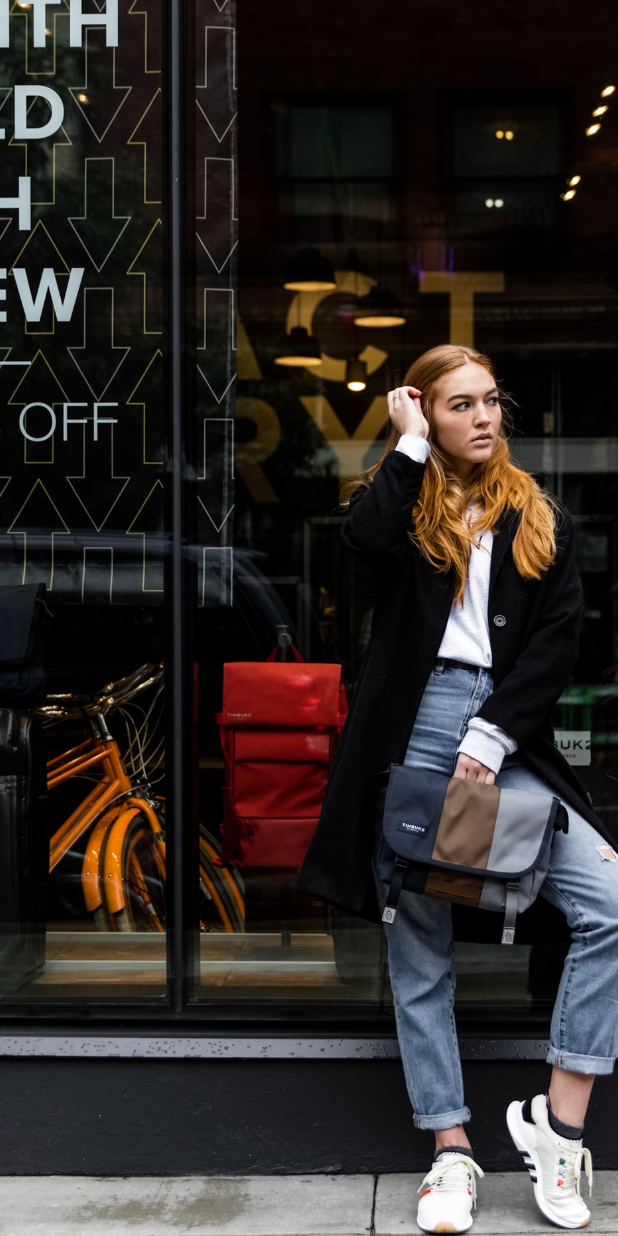
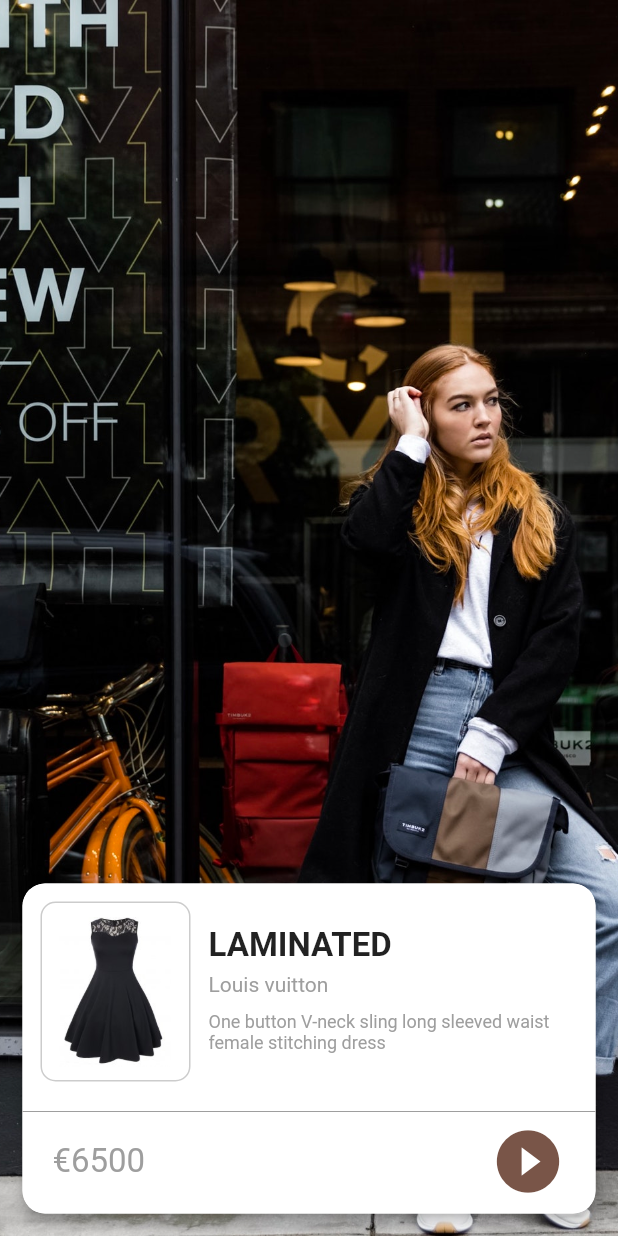
Before and after one commit to fahricandurucan/moda_uygulamasi, a Flutter app: the SecondPage screen opened directly, on a phone screen of 412 x 824 dp. Run offline on Flutter 3.47's test engine with Material 2 defaults, Android fonts, the phone set to English and light mode, and no system bars.

Commit message:
some code edited

```diff
--- a/lib/SecondPage.dart
+++ b/lib/SecondPage.dart
@@ -14,7 +14,9 @@ class _SecondPageState extends State<SecondPage> {
   @override
   Widget build(BuildContext context) {
     return Scaffold(
-      body: Hero(
+      body: Stack(
+        children: [
+          Hero(
             tag: widget.imgPath,   //animasyon için hero kullanıldı
             child: Container(
               width: MediaQuery.of(context).size.width,
@@ -27,6 +29,75 @@ class _SecondPageState extends State<SecondPage> {
               ),
             ),
           ),
+          widgetOnImage(),
+        ],
+      ),
+    );
+  }
+
+  widgetOnImage() {
+    return Positioned(
+      left: 15,
+      right: 15,
+      bottom: 15,
+      child: Material(
+        borderRadius: BorderRadius.circular(15),
+        elevation: 4,
+        child: Container(
+          height: 220,
+          width: MediaQuery.of(context).size.width-30,
+          decoration: BoxDecoration(
+            borderRadius: BorderRadius.circular(15),
+            color: Colors.white,
+          ),
+          child: Column(
+            children: [
+              Row(
+                children: [
+                  Padding(
+                      padding: const EdgeInsets.all(12),
+                    child: Container(
+                      height: 120,
+                      width: 100,
+                      decoration: BoxDecoration(
+                        borderRadius: BorderRadius.circular(10),
+                        border: Border.all(color: Colors.black.withOpacity(0.2)),
+                        image: DecorationImage(image: AssetImage("assets/dress.jpg"),fit: BoxFit.contain),
+                      ),
+                    ),
+                  ),
+                  Column(
+                    crossAxisAlignment: CrossAxisAlignment.start,
+                    children: [
+                      Text("LAMINATED",style: TextStyle(fontWeight: FontWeight.bold,fontSize: 22),),
+                      SizedBox(height: 5),
+                      Text("Louis vuitton",style: TextStyle(color: Colors.grey),),
+                      SizedBox(height: 10,),
+                      Container(
+                        height: 30,
+                        width: MediaQuery.of(context).size.width-160,
+                        child: Text("One button V-neck sling long sleeved waist female stitching dress",style: TextStyle(fontSize: 12,color: Colors.grey),),
+                      ),
+                    ],
+                  ),
+                ],
+              ),
+              Divider(color: Colors.grey,),
+              Padding(
+                  padding: EdgeInsets.only(left: 20,right: 20),
+                  child: Row(
+                    mainAxisAlignment: MainAxisAlignment.spaceBetween,
+                    children: [
+                      Text("€6500",style: TextStyle(fontSize: 22,color: Colors.grey),),
+                      Icon(Icons.play_circle_fill,color: Colors.brown,size: 50,),
+
+                    ],
+                  ),
+              ),
+            ],
+          ),
+        ),
+      ),
     );
   }
 }
```
Lines whose indentation alone changed are shown as unchanged.
